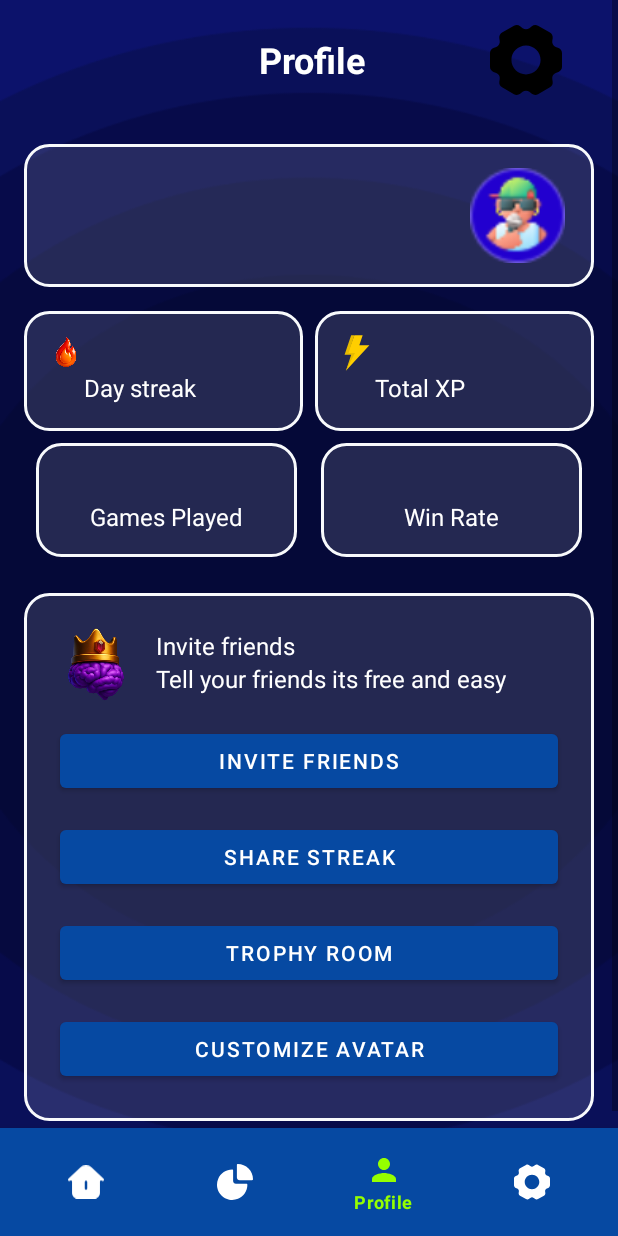
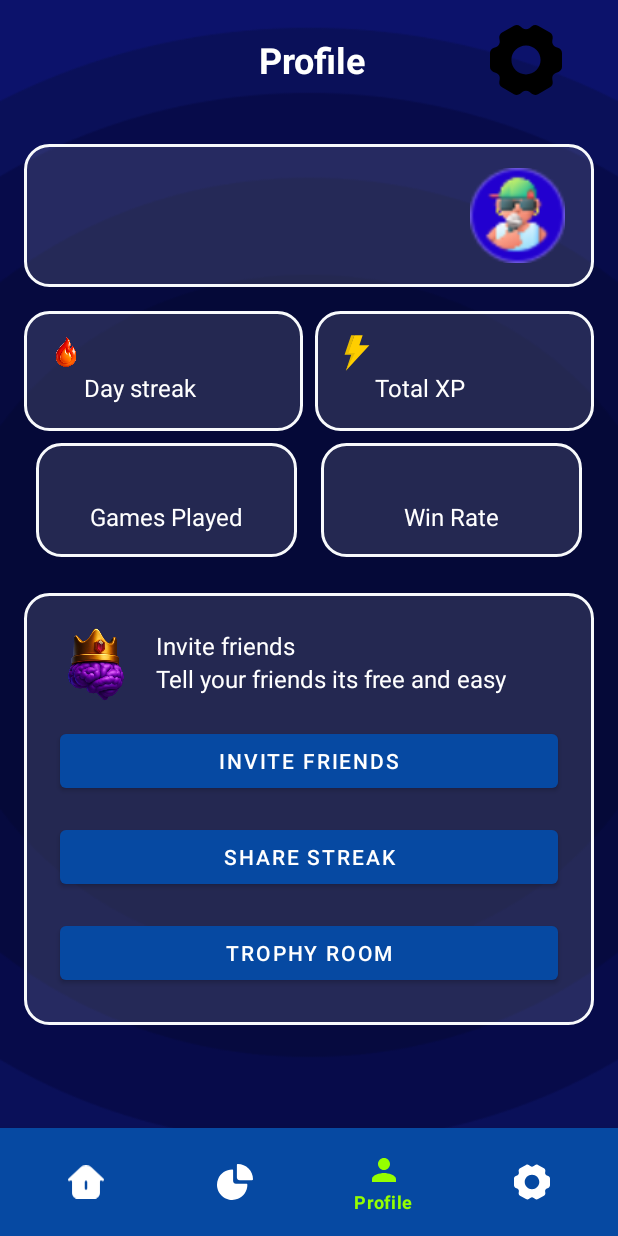
Before and after one commit to harish-kunta/Cognify, an Android app: the ProfileFragment screen opened through its navigation route, on a phone screen of 412 x 824 dp. Run offline under Robolectric (Android 15) with nearby library versions, the light colour scheme and no system bars; our stand-ins replace Firebase (no records; nobody signed in at launch, a user with empty details on screens opened directly), navigation-ui; 1 statement that could not run was skipped.

Commit message:
Enable avatar editing from profile

```diff
--- a/app/src/main/java/com/gigamind/cognify/ui/profile/ProfileFragment.java
+++ b/app/src/main/java/com/gigamind/cognify/ui/profile/ProfileFragment.java
@@ -8,9 +8,11 @@ import android.view.LayoutInflater;
 import android.view.View;
 import android.view.ViewGroup;
 import android.widget.Button;
-import android.widget.ImageButton;
 import android.widget.ImageView;
 import android.widget.TextView;
+import android.util.Base64;
+import android.graphics.Bitmap;
+import android.graphics.BitmapFactory;
 
 import androidx.annotation.NonNull;
 import androidx.annotation.Nullable;
@@ -46,7 +48,7 @@ public class ProfileFragment extends Fragment {
     private Button inviteFriendsButton;
     private Button shareStreakButton;
     private Button trophyRoomButton;
-    private Button avatarButton;
+    private ImageView profileAvatar;
 
     private UserRepository userRepository;
     private FirebaseUser firebaseUser;
@@ -79,7 +81,7 @@ public class ProfileFragment extends Fragment {
         inviteFriendsButton = view.findViewById(R.id.inviteFriendsButton);
         trophyRoomButton        = view.findViewById(R.id.trophyRoomButton);
         shareStreakButton       = view.findViewById(R.id.shareStreakButton);
-        avatarButton = view.findViewById(R.id.avatarButton);
+        profileAvatar           = view.findViewById(R.id.profileAvatar);
 
         // 2) Initialize FirebaseUser & UserRepository
         firebaseUser   = FirebaseService.getInstance().getCurrentUser();
@@ -87,6 +89,9 @@ public class ProfileFragment extends Fragment {
 
         // 3) Populate static profile info (name, email, joined date)
         populateUserInfo();
+
+        // Load avatar initially
+        loadAvatar();
 
         // 4) Set up “overview” tiles (streak & XP) via real-time listener
         attachRealtimeOverviewListener();
@@ -139,6 +144,7 @@ public class ProfileFragment extends Fragment {
                     final int games = userRepository.getTotalGames();
                     final int wins = userRepository.getTotalWins();
                     final int losses = userRepository.getTotalLosses();
+                    final String encodedPic = userRepository.getProfilePicture();
 
                     // Always update UI on main thread
                     if (getActivity() != null) {
@@ -149,6 +155,11 @@ public class ProfileFragment extends Fragment {
                             int total = wins + losses;
                             String rate = total > 0 ? (100 * wins / total) + "%" : "0%";
                             winRateValue.setText(rate);
+                            if (encodedPic != null && !encodedPic.isEmpty()) {
+                                byte[] bytes = Base64.decode(encodedPic, Base64.DEFAULT);
+                                Bitmap bmp = BitmapFactory.decodeByteArray(bytes, 0, bytes.length);
+                                profileAvatar.setImageBitmap(bmp);
+                            }
                         });
                     }
                 }
@@ -166,6 +177,7 @@ public class ProfileFragment extends Fragment {
             int total = wins + losses;
             String rate = total > 0 ? (100 * wins / total) + "%" : "0%";
             winRateValue.setText(rate);
+            loadAvatar();
         }
     }
 
@@ -199,7 +211,7 @@ public class ProfileFragment extends Fragment {
             Intent intent = new Intent(requireContext(), com.gigamind.cognify.ui.trophy.TrophyRoomActivity.class);
             startActivity(intent);
         });
-        avatarButton.setOnClickListener(v -> {
+        profileAvatar.setOnClickListener(v -> {
             Intent intent = new Intent(requireContext(), com.gigamind.cognify.ui.avatar.AvatarMakerActivity.class);
             startActivity(intent);
         });
@@ -208,6 +220,16 @@ public class ProfileFragment extends Fragment {
     @Override
     public void onResume() {
         super.onResume();
+        loadAvatar();
+    }
+
+    private void loadAvatar() {
+        String encoded = userRepository.getProfilePicture();
+        if (encoded != null && !encoded.isEmpty()) {
+            byte[] bytes = Base64.decode(encoded, Base64.DEFAULT);
+            Bitmap bmp = BitmapFactory.decodeByteArray(bytes, 0, bytes.length);
+            profileAvatar.setImageBitmap(bmp);
+        }
     }
 
     @Override
--- a/app/src/main/res/layout/fragment_profile.xml
+++ b/app/src/main/res/layout/fragment_profile.xml
@@ -358,12 +358,7 @@
                 android:layout_height="wrap_content"
                 android:layout_margin="8dp"
                 android:text="@string/trophy_room" />
-            <Button
-                android:id="@+id/avatarButton"
-                android:layout_width="match_parent"
-                android:layout_height="wrap_content"
-                android:layout_margin="8dp"
-                android:text="@string/customize_avatar" />
+
 
         </LinearLayout>
 
```
Also changed, not shown: app/src/main/java/com/gigamind/cognify/data/repository/UserRepository.java (+8 -0 lines).
